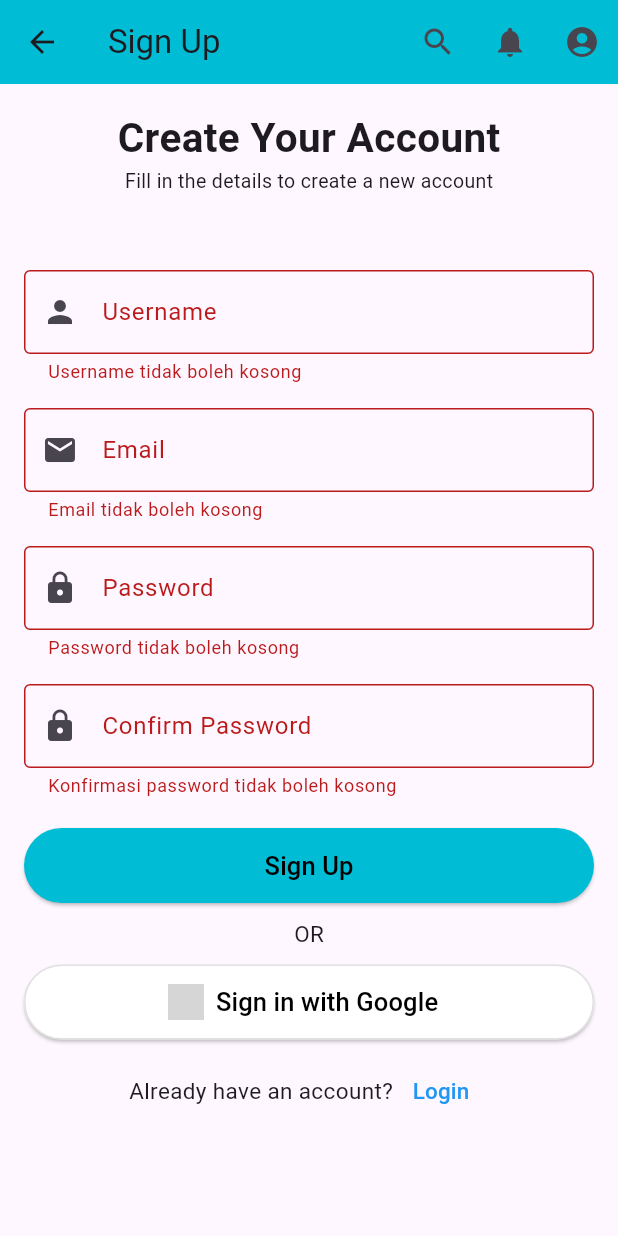
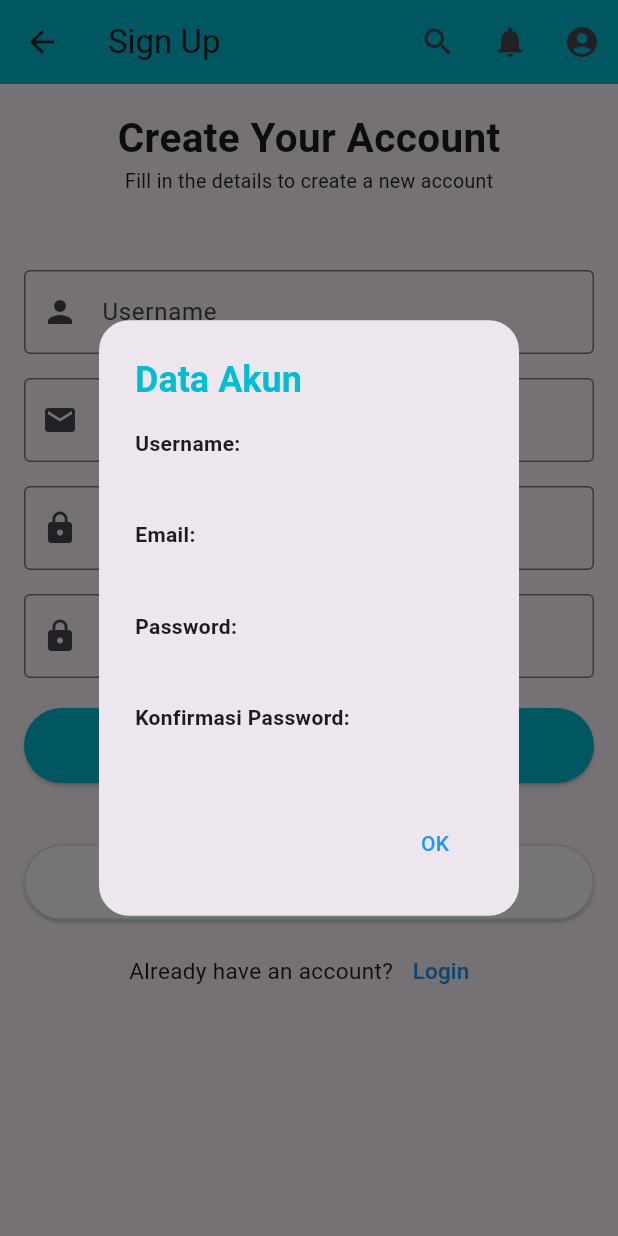
Before and after one commit to adamfathurrohman/pemrograman_mobile_lat1, a Flutter app: the SignUpPage screen opened directly, after a tap on "Sign Up", on a phone screen of 412 x 824 dp. Run offline on Flutter 3.47's test engine with Material 3 defaults, Android fonts, the phone set to English and light mode, and no system bars; grey boxes are pictures that could not be loaded.

Commit message:
update Tugas

```diff
--- a/lib/signup.dart
+++ b/lib/signup.dart
@@ -13,6 +13,72 @@ class _SignUpPageState extends State<SignUpPage> {
   final TextEditingController _emailController = TextEditingController();
   final TextEditingController _passwordController = TextEditingController();
   final TextEditingController _confirmPasswordController = TextEditingController();
+
+  void _muncul() {
+  String username = _usernameController.text;
+  String email = _emailController.text;
+  String pass = _passwordController.text;
+  String confirm = _confirmPasswordController.text;
+
+  showDialog(
+    context: context,
+    builder: (context) {
+      return AlertDialog(
+        shape: RoundedRectangleBorder(
+          borderRadius: BorderRadius.circular(20.0),
+        ),
+        title: const Text(
+          "Data Akun",
+          style: TextStyle(
+            fontWeight: FontWeight.bold,
+            color: Colors.cyan,
+          ),
+        ),
+        content: Column(
+          mainAxisSize: MainAxisSize.min,
+          crossAxisAlignment: CrossAxisAlignment.start,
+          children: [
+            const Text(
+              "Username:",
+              style: TextStyle(fontWeight: FontWeight.bold),
+            ),
+            const SizedBox(height: 5),
+            Text(username),
+            const SizedBox(height: 15),
+            const Text(
+              "Email:",
+              style: TextStyle(fontWeight: FontWeight.bold),
+            ),
+            const SizedBox(height: 5),
+            Text(email),
+            const SizedBox(height: 15),
+            const Text(
+              "Password:",
+              style: TextStyle(fontWeight: FontWeight.bold),
+            ),
+            const SizedBox(height: 5),
+            Text(pass),
+            const SizedBox(height: 15),
+            const Text(
+              "Konfirmasi Password:",
+              style: TextStyle(fontWeight: FontWeight.bold),
+            ),
+            const SizedBox(height: 5),
+            Text(confirm),
+          ],
+        ),
+        actions: [
+          TextButton(
+            onPressed: () {
+              Navigator.of(context).pop();
+            },
+            child: const Text("OK", style: TextStyle(color: Colors.blue)),
+          ),
+        ],
+      );
+    },
+  );
+}
 
   @override
   Widget build(BuildContext context) {
@@ -136,11 +202,7 @@ class _SignUpPageState extends State<SignUpPage> {
                     ),
                   ),
                   onPressed: () {
-                    if (_formKey.currentState!.validate()) {
-                      ScaffoldMessenger.of(context).showSnackBar(
-                        const SnackBar(content: Text('Pendaftaran Berhasil')),
-                      );
-                    }
+                    _muncul();
                   },
                   child: const Text(
                     'Sign Up',
@@ -183,7 +245,7 @@ class _SignUpPageState extends State<SignUpPage> {
                         label: const Text(
                           'Sign in with Google',
                           style: TextStyle(
-                            fontSize: 17,
+                            fontSize: 18,
                             color: Colors.black,
                           ),
                         ),
```
Also changed, not shown: lib/beranda.dart (added, +234 -0 lines), lib/main.dart (+70 -11 lines).
